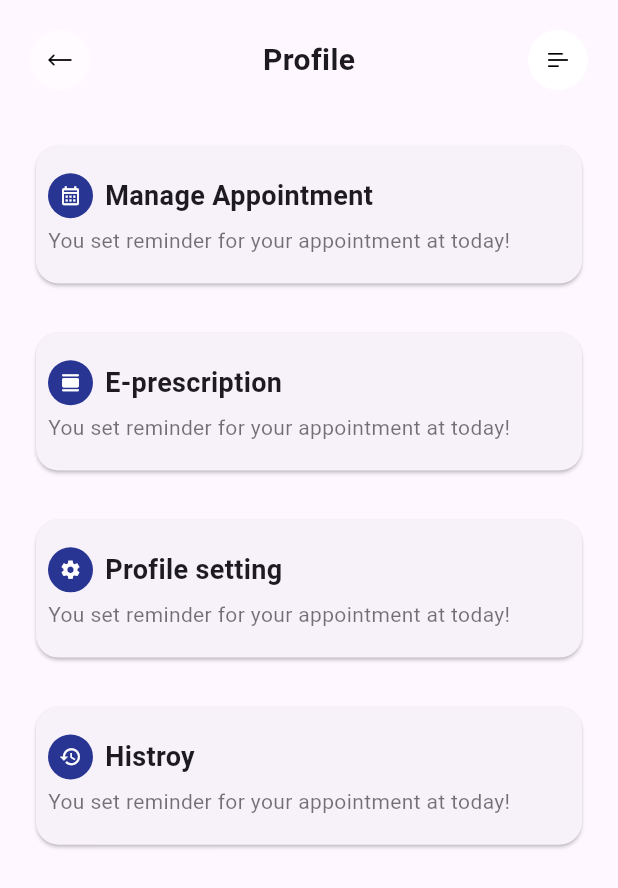
After one commit to araful39/Sowdesh_Smart_Health_Care, a Flutter app: the screen it shows after launch, on a phone screen of 412 x 824 dp. The commit adds this screen. Shown: the top 888 px of the screen. Run offline on Flutter 3.47's test engine with Material 3 defaults, Android fonts, the phone set to English and light mode, and no system bars; key blocks and very long unbroken strings in the code were emptied for the run.

Commit message:
appointment details page,home page,profile page done

```diff
--- a/lib/main.dart
+++ b/lib/main.dart
@@ -1,6 +1,7 @@
 import 'package:flutter/material.dart';
-import 'package:sodesh_smart_healthcare/src/common_widgets/apoint_details.dart';
-import 'package:sodesh_smart_healthcare/src/features/authentication/screens/splash/splash.dart';
+import 'package:sodesh_smart_healthcare/src/features/authentication/screens/apoint_details.dart';
+import 'package:sodesh_smart_healthcare/src/features/authentication/screens/profile/profile.dart';
+import 'package:sodesh_smart_healthcare/src/features/authentication/screens/splash.dart';
 import 'package:sodesh_smart_healthcare/src/utils/theme/theme.dart';
 
 void main() {
@@ -14,11 +15,12 @@ class MyApp extends StatelessWidget {
   @override
   Widget build(BuildContext context) {
     return MaterialApp(
+      debugShowCheckedModeBanner: false,
       title: 'Flutter Demo',
       theme: RAppTheme.lightTheme,
       darkTheme: RAppTheme.darkTheme,
       themeMode: ThemeMode.system,
-      home: ApointDetails(),
+      home: Profile(),
     );
   }
 }
--- a/lib/src/contstants/app_color.dart
+++ b/lib/src/contstants/app_color.dart
@@ -1,4 +1,4 @@
 import 'package:flutter/material.dart';
 
 
-  const Color buttonColor =Colors.indigo;
+  Color buttonColor =Colors.indigo.shade800;
--- /dev/null
+++ b/lib/src/contstants/icons.dart
@@ -0,0 +1 @@
+const String down_arrow="assets/icons/down_arrow.png";
--- /dev/null
+++ b/lib/src/features/authentication/screens/profile/manage_appointment.dart
@@ -0,0 +1,55 @@
+import 'package:flutter/cupertino.dart';
+import 'package:flutter/material.dart';
+import 'package:sodesh_smart_healthcare/src/contstants/app_color.dart';
+
+class ManageAppointment extends StatelessWidget {
+  ManageAppointment({super.key, required this.name, required this.icon});
+final String name;
+final Icon icon;
+  @override
+  Widget build(BuildContext context) {
+    return   SizedBox(
+      height: 100,
+      width: double.infinity,
+      child: Center(
+        child: Card(
+          shape: RoundedRectangleBorder(
+              borderRadius: BorderRadius.circular(15)),
+          child: Padding(
+            padding: const EdgeInsets.all(8.0),
+            child: Column(
+              mainAxisAlignment: MainAxisAlignment.center,
+              crossAxisAlignment: CrossAxisAlignment.start,
+              children: [
+                Row(
+                  children: [
+                    CircleAvatar(
+                      maxRadius: 15,
+                      backgroundColor: buttonColor,
+                      child: icon,
+                    ),
+                    SizedBox(
+                      width: 8,
+                    ),
+                    Text(
+                      name,
+                      style: TextStyle(
+                          fontWeight: FontWeight.bold, fontSize: 18),
+                    )
+                  ],
+                ),
+                SizedBox(
+                  height: 5,
+                ),
+                const Text(
+                  "You set reminder for your appointment at today!",
+                  style: TextStyle(color: Colors.black54),
+                )
+              ],
+            ),
+          ),
+        ),
+      ),
+    );
+  }
+}
--- /dev/null
+++ b/lib/src/features/authentication/screens/profile/profile.dart
@@ -0,0 +1,88 @@
+import 'package:flutter/material.dart';
+import 'package:sodesh_smart_healthcare/src/contstants/app_color.dart';
+
+import 'manage_appointment.dart';
+
+class Profile extends StatelessWidget {
+  const Profile({super.key});
+
+  @override
+  Widget build(BuildContext context) {
+    double height = MediaQuery.of(context).size.height;
+    double width = MediaQuery.of(context).size.width;
+    return Scaffold(
+      body: SafeArea(
+        child: Container(
+          padding: EdgeInsets.only(top: 20, left: 20, right: 20),
+          child: Column(
+            children: [
+              Row(
+                mainAxisAlignment: MainAxisAlignment.spaceBetween,
+                children: [
+                  CircleAvatar(
+                    child: Image.asset(
+                      "assets/icons/left_arrow.png",
+                      height: height * 0.04,
+                      width: width * 0.04,
+                      color: Colors.black,
+                    ),
+                    backgroundColor: Colors.white54,
+                  ),
+                  Text(
+                    "Profile",
+                    style: TextStyle(fontWeight: FontWeight.bold, fontSize: 20),
+                  ),
+                  InkWell(
+                    onTap: () {},
+                    child: CircleAvatar(
+                      backgroundColor: Colors.white,
+                      child: Image.asset(
+                        "assets/icons/menu.png",
+                        height: height * 0.03,
+                        width: width * 0.04,
+                      ),
+                    ),
+                  )
+                ],
+              ),
+              SizedBox(
+                height: height * 0.04,
+              ),
+
+              ManageAppointment(name: 'Manage Appointment', icon: const Icon(
+                Icons.calendar_month_outlined,
+                color: Colors.white,
+                size: 15,
+              ),),
+              SizedBox(
+                height: height * 0.03,
+              ),
+              ManageAppointment(name: 'E-prescription', icon: const Icon(
+                Icons.calendar_view_day_rounded,
+                color: Colors.white,
+                size: 15,
+              ),),
+              SizedBox(
+                height: height * 0.03,
+              ),
+              ManageAppointment(name: 'Profile setting', icon: const Icon(
+                Icons.settings,
+                color: Colors.white,
+                size: 15,
+              ),),
+              SizedBox(
+                height: height * 0.03,
+              ),
+              ManageAppointment(name: 'Histroy', icon: const Icon(
+                Icons.history,
+                color: Colors.white,
+                size: 15,
+              ),),
+
+            ],
+          ),
+        ),
+      ),
+    );
+  }
+}
--- a/lib/src/features/authentication/screens/splash/splash.dart
+++ b/lib/src/features/authentication/screens/splash.dart
@@ -1,6 +1,6 @@
 import 'package:flutter/cupertino.dart';
 import 'package:flutter/material.dart';
-import 'package:sodesh_smart_healthcare/src/features/authentication/screens/home.dart';
+import 'package:sodesh_smart_healthcare/src/features/authentication/screens/home/home.dart';
 
 class Splash extends StatefulWidget {
   const Splash({super.key});
```
Also changed, not shown: lib/src/common_widgets/apoint_details.dart (deleted, +0 -238 lines), lib/src/common_widgets/roundButton.dart (+4 -3 lines), lib/src/features/authentication/screens/apoint_details.dart (added, +321 -0 lines), lib/src/features/authentication/screens/home/home.dart (renamed from lib/src/features/authentication/screens/home.dart, +6 -5 lines), assets/icons/down_arrow.png (added), assets/icons/left_arrow.png (renamed from assets/icons/arrow.png), lib/src/features/authentication/screens/home/doctors_list.dart (renamed from lib/src/common_widgets/doctors_list.dart), lib/src/features/authentication/screens/home/doctors_video.dart (renamed from lib/src/common_widgets/doctors_video.dart), lib/src/features/authentication/screens/home/heath_card.dart (renamed from lib/src/common_widgets/heath_card.dart), lib/src/features/authentication/screens/home/see_all_widget.dart (renamed from lib/src/common_widgets/see_all_widget.dart).
